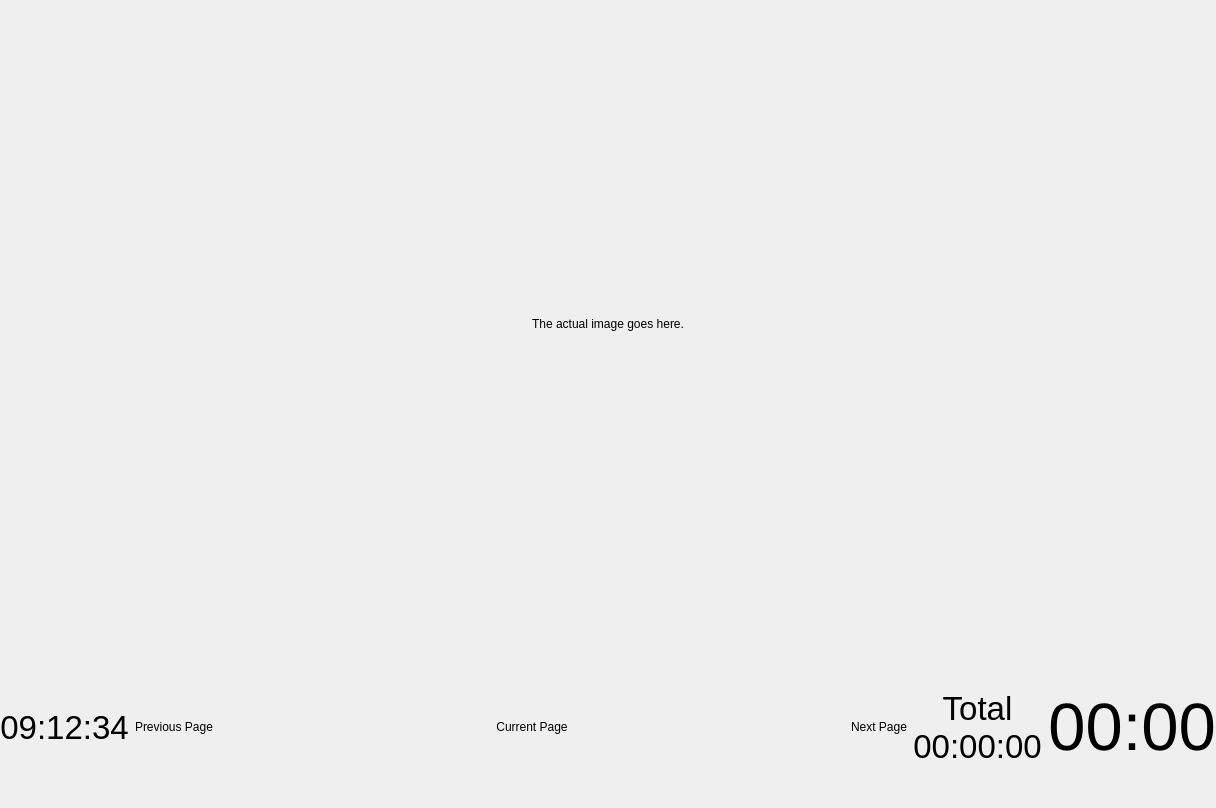
The window that pdfviewerwindow.ui (dannyedel/dspdfviewer) describes before a commit, drawn with Qt 5.
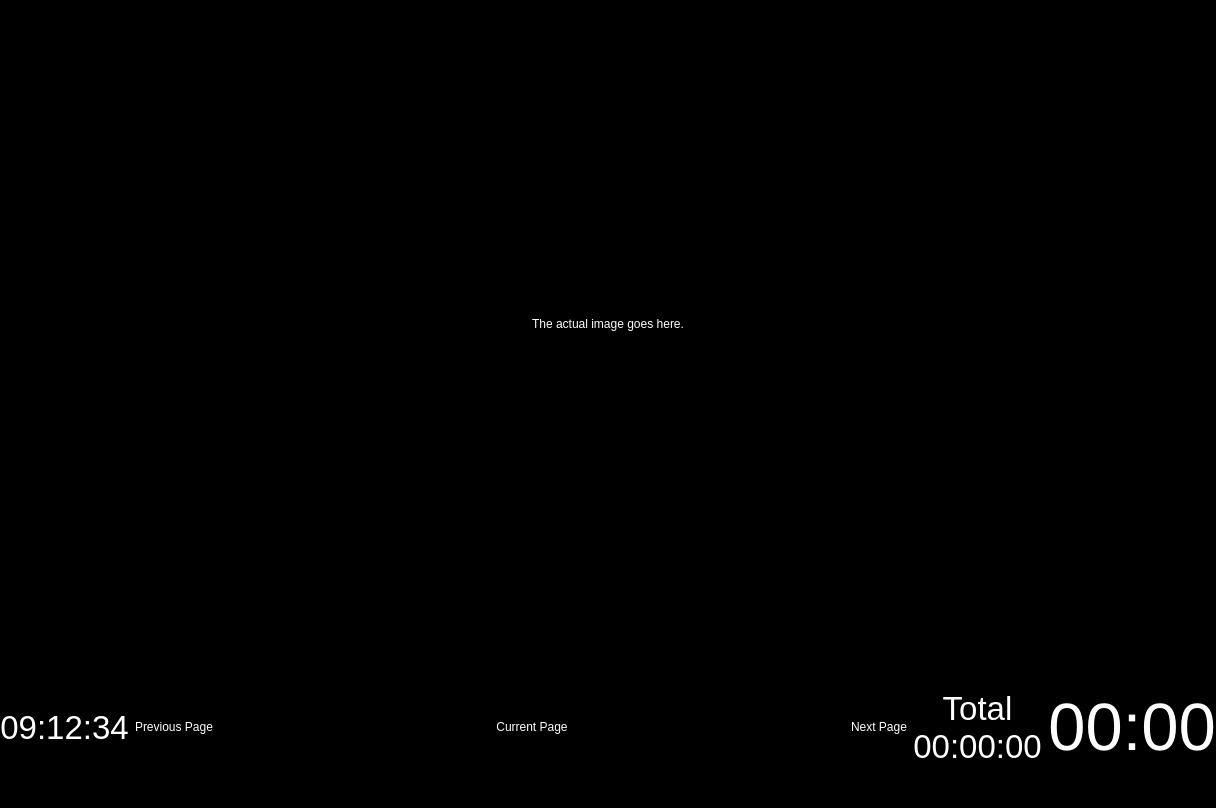
The same window after the commit.

Patch:
```diff
--- a/pdfviewerwindow.ui
+++ b/pdfviewerwindow.ui
@@ -13,6 +13,11 @@
   <property name="windowTitle">
    <string>DS PDF Viewer</string>
   </property>
+  <property name="styleSheet">
+   <string notr="true">background-color: black;
+color: white;
+</string>
+  </property>
   <layout class="QVBoxLayout" name="verticalLayout" stretch="80,20">
    <property name="spacing">
     <number>0</number>
```
